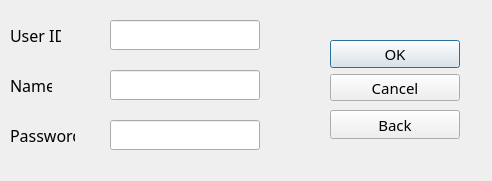
Qt form registration.ui (Aloereed/Flightman_Client_DATA130039) before a commit.
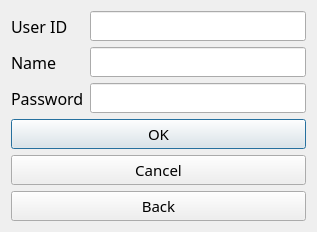
The same form after that commit.

What changed in the file:
```diff
--- a/registration.ui
+++ b/registration.ui
@@ -6,70 +6,22 @@
    <rect>
     <x>0</x>
     <y>0</y>
-    <width>492</width>
-    <height>181</height>
+    <width>317</width>
+    <height>222</height>
    </rect>
   </property>
   <property name="windowTitle">
    <string>Registeration</string>
   </property>
-  <widget class="QLineEdit" name="lineEdit_3">
-   <property name="geometry">
-    <rect>
-     <x>110</x>
-     <y>120</y>
-     <width>150</width>
-     <height>30</height>
-    </rect>
-   </property>
-   <property name="font">
-    <font>
-     <family>Yu Gothic UI Semilight</family>
-     <pointsize>11</pointsize>
-    </font>
-   </property>
-  </widget>
-  <widget class="QLineEdit" name="lineEdit_2">
-   <property name="geometry">
-    <rect>
-     <x>110</x>
-     <y>70</y>
-     <width>150</width>
-     <height>30</height>
-    </rect>
-   </property>
-   <property name="font">
-    <font>
-     <family>Yu Gothic UI Semilight</family>
-     <pointsize>11</pointsize>
-    </font>
-   </property>
-  </widget>
-  <widget class="QLineEdit" name="lineEdit">
-   <property name="geometry">
-    <rect>
-     <x>110</x>
-     <y>20</y>
-     <width>150</width>
-     <height>30</height>
-    </rect>
-   </property>
-   <property name="font">
-    <font>
-     <family>Yu Gothic UI Semilight</family>
-     <pointsize>11</pointsize>
-    </font>
-   </property>
-  </widget>
+  <layout class="QGridLayout" name="gridLayout">
+   <item row="0" column="0">
+    <layout class="QGridLayout" name="gridLayout_2">
+     <item row="0" column="0">
+      <layout class="QHBoxLayout" name="horizontalLayout">
+       <item>
+        <layout class="QVBoxLayout" name="verticalLayout_2">
+         <item>
   <widget class="QLabel" name="label">
-   <property name="geometry">
-    <rect>
-     <x>10</x>
-     <y>20</y>
-     <width>51</width>
-     <height>30</height>
-    </rect>
-   </property>
    <property name="font">
     <font>
      <family>Yu Gothic UI Semilight</family>
@@ -80,15 +32,9 @@
     <string>User ID</string>
    </property>
   </widget>
+         </item>
+         <item>
   <widget class="QLabel" name="label_2">
-   <property name="geometry">
-    <rect>
-     <x>10</x>
-     <y>70</y>
-     <width>42</width>
-     <height>30</height>
-    </rect>
-   </property>
    <property name="font">
     <font>
      <family>Yu Gothic UI Semilight</family>
@@ -99,15 +45,9 @@
     <string>Name</string>
    </property>
   </widget>
+         </item>
+         <item>
   <widget class="QLabel" name="label_3">
-   <property name="geometry">
-    <rect>
-     <x>10</x>
-     <y>120</y>
-     <width>65</width>
-     <height>30</height>
-    </rect>
-   </property>
    <property name="font">
     <font>
      <family>Yu Gothic UI Semilight</family>
@@ -118,15 +58,47 @@
     <string>Password</string>
    </property>
   </widget>
+         </item>
+        </layout>
+       </item>
+       <item>
+        <layout class="QVBoxLayout" name="verticalLayout">
+         <item>
+          <widget class="QLineEdit" name="lineEdit">
+           <property name="font">
+            <font>
+             <family>Yu Gothic UI Semilight</family>
+             <pointsize>11</pointsize>
+            </font>
+           </property>
+          </widget>
+         </item>
+         <item>
+          <widget class="QLineEdit" name="lineEdit_2">
+           <property name="font">
+            <font>
+             <family>Yu Gothic UI Semilight</family>
+             <pointsize>11</pointsize>
+            </font>
+           </property>
+          </widget>
+         </item>
+         <item>
+          <widget class="QLineEdit" name="lineEdit_3">
+           <property name="font">
+            <font>
+             <family>Yu Gothic UI Semilight</family>
+             <pointsize>11</pointsize>
+            </font>
+           </property>
+          </widget>
+         </item>
+        </layout>
+       </item>
+      </layout>
+     </item>
+     <item row="1" column="0">
   <widget class="QDialogButtonBox" name="buttonBox">
-   <property name="geometry">
-    <rect>
-     <x>330</x>
-     <y>40</y>
-     <width>130</width>
-     <height>61</height>
-    </rect>
-   </property>
    <property name="sizePolicy">
     <sizepolicy hsizetype="Expanding" vsizetype="Expanding">
      <horstretch>5</horstretch>
@@ -146,15 +118,9 @@
     <set>QDialogButtonBox::Cancel|QDialogButtonBox::Ok</set>
    </property>
   </widget>
+     </item>
+     <item row="2" column="0">
   <widget class="QPushButton" name="pushButton">
-   <property name="geometry">
-    <rect>
-     <x>330</x>
-     <y>110</y>
-     <width>130</width>
-     <height>29</height>
-    </rect>
-   </property>
    <property name="font">
     <font>
      <family>Yu Gothic UI Semilight</family>
@@ -165,6 +131,10 @@
     <string>Back</string>
    </property>
   </widget>
+     </item>
+    </layout>
+   </item>
+  </layout>
  </widget>
  <resources/>
  <connections/>
```
Left out of the diff: 2 changed lines with no effect on the pictures. Lines whose indentation alone changed are shown as unchanged.
